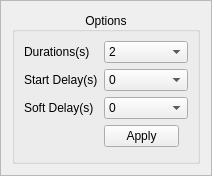
First picture: the form in ui/optionsframe.ui, repository eshenhu/QtDemo, before the edit.
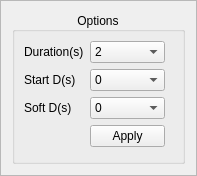
Second picture: the form after the edit.

Patch:
```diff
--- a/ui/optionsframe.ui
+++ b/ui/optionsframe.ui
@@ -6,7 +6,7 @@
    <rect>
     <x>0</x>
     <y>0</y>
-    <width>212</width>
+    <width>197</width>
     <height>176</height>
    </rect>
   </property>
@@ -58,8 +58,11 @@
           <height>16777215</height>
          </size>
         </property>
+        <property name="layoutDirection">
+         <enum>Qt::LeftToRight</enum>
+        </property>
         <property name="text">
-         <string>Durations(s)</string>
+         <string>Duration(s)</string>
         </property>
        </widget>
       </item>
@@ -79,7 +82,7 @@
         </property>
         <property name="maximumSize">
          <size>
-          <width>100</width>
+          <width>75</width>
           <height>16777215</height>
          </size>
         </property>
@@ -125,7 +128,7 @@
          </size>
         </property>
         <property name="text">
-         <string>Start Delay(s)</string>
+         <string>Start D(s)</string>
         </property>
        </widget>
       </item>
@@ -139,7 +142,7 @@
         </property>
         <property name="maximumSize">
          <size>
-          <width>100</width>
+          <width>75</width>
           <height>16777215</height>
          </size>
         </property>
@@ -180,7 +183,7 @@
          </size>
         </property>
         <property name="text">
-         <string>Soft Delay(s)</string>
+         <string>Soft D(s)</string>
         </property>
        </widget>
       </item>
@@ -194,7 +197,7 @@
         </property>
         <property name="maximumSize">
          <size>
-          <width>100</width>
+          <width>75</width>
           <height>16777215</height>
          </size>
         </property>
```
